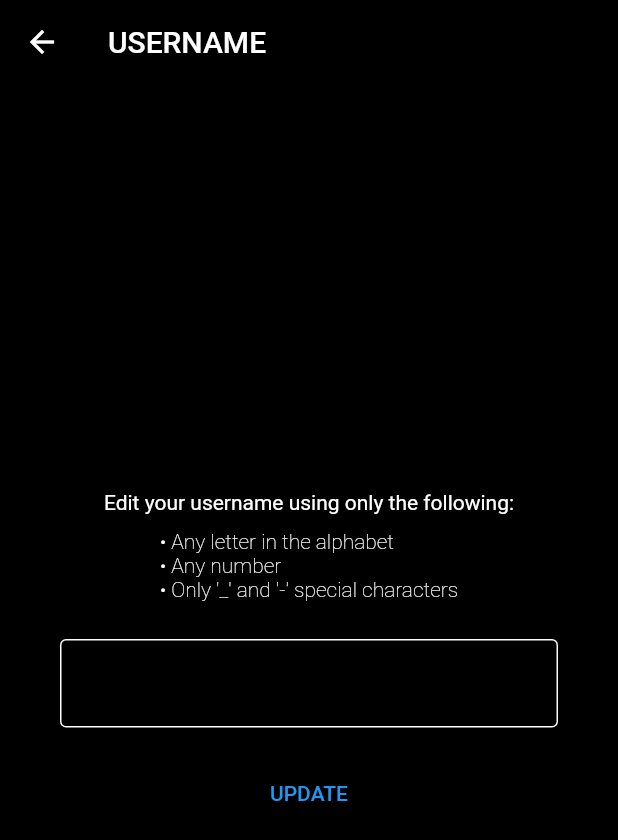
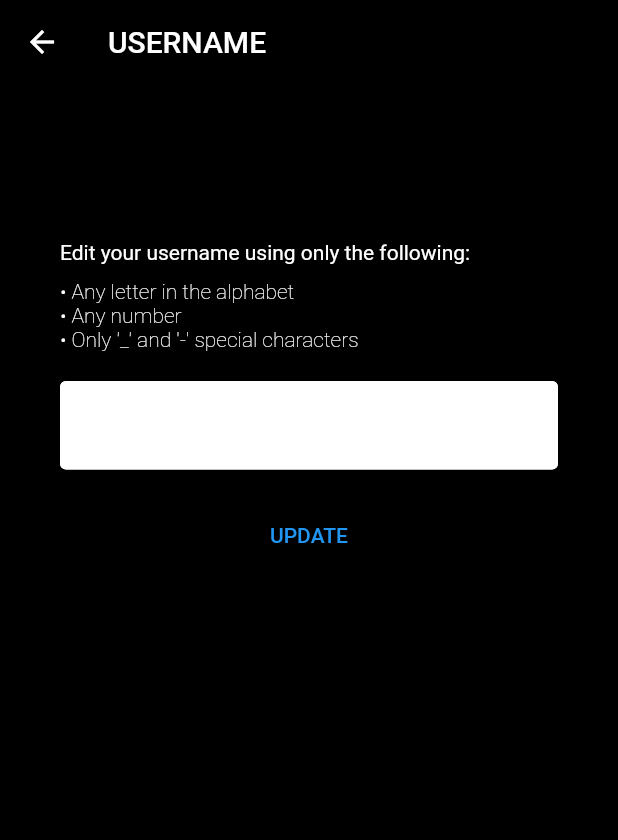
Before and after one commit to almanza1112/brick_hold_em, a Flutter app: the EditUsernamePage screen opened directly, on a phone screen of 412 x 824 dp. Shown: the top 840 px of the screen. Run offline on Flutter 3.47's test engine with Material 2 defaults, Android fonts, the phone set to English and light mode, and no system bars; our stand-ins replace carousel_slider, cloud_firestore, firebase_auth, firebase_core, firebase_database, firebase_storage and 4 more; missing offline and left inert: flame, flutter_facebook_auth; accounts and stored records are empty; network calls fail.

Commit message:
design update

```diff
--- a/lib/settings/edit_username_page.dart
+++ b/lib/settings/edit_username_page.dart
@@ -1,6 +1,8 @@
 import 'package:firebase_auth/firebase_auth.dart';
 import 'package:flutter/material.dart';
 import 'package:flutter/services.dart';
+import 'package:shared_preferences/shared_preferences.dart';
+import 'package:brick_hold_em/globals.dart' as globals;
 
 class EditUsernamePage extends StatefulWidget {
   _EditUsernamePageState createState() => _EditUsernamePageState();
@@ -8,8 +10,18 @@ class EditUsernamePage extends StatefulWidget {
 
 class _EditUsernamePageState extends State<EditUsernamePage> {
   String bullet = "\u2022";
+  bool visibleStatus = false;
   TextStyle ulTextStyle =
       const TextStyle(color: Colors.white, fontWeight: FontWeight.w200);
+
+  var usernameController = TextEditingController();
+
+  @override
+  void initState() {
+    super.initState();
+    getUsername();
+  }
+
   @override
   Widget build(BuildContext context) {
     return Scaffold(
@@ -24,18 +36,42 @@ class _EditUsernamePageState extends State<EditUsernamePage> {
           },
         ),
       ),
-      body: Padding(
-        padding: const EdgeInsets.all(40),
-        child: Column(
-          mainAxisAlignment: MainAxisAlignment.center,
+      body: ListView(
+        padding: const EdgeInsets.only(left: 40, right: 40),
         children: [
-            const Text(
+          AnimatedOpacity(
+            opacity: visibleStatus ? 1.0 : 0.0,
+            duration: const Duration(milliseconds: 500),
+            child: Center(
+              child: Container(
+                color: Colors.greenAccent[100],
+                child: Padding(
+                  padding: const EdgeInsets.all(15),
+                  child: Row(
+                    mainAxisSize: MainAxisSize.min,
+                    children: const [
+                      Icon(Icons.check, color: Colors.green),
+                      SizedBox(
+                        width: 10,
+                      ),
+                      Text(
+                        "Name changed succesuful!",
+                        style: TextStyle(color: Colors.green),
+                      )
+                    ],
+                  ),
+                ),
+              ),
+            ),
+          ),
+          const Padding(
+            padding: EdgeInsets.only(top: 50, bottom: 10),
+            child: Text(
               "Edit your username using only the following:",
               style: TextStyle(color: Colors.white),
             ),
-            Padding(
-              padding: const EdgeInsets.only(top: 10, bottom: 5),
-              child: Column(
+          ),
+          Column(
             crossAxisAlignment: CrossAxisAlignment.start,
             children: [
               Text(
@@ -52,17 +88,18 @@ class _EditUsernamePageState extends State<EditUsernamePage> {
               ),
             ],
           ),
-            ),
           Padding(
             padding: const EdgeInsets.only(top: 20, bottom: 20),
             child: TextFormField(
               inputFormatters: [
                 FilteringTextInputFormatter.allow(RegExp("[a-zA-Z0-9_.-]"))
               ],
-                initialValue: FirebaseAuth.instance.currentUser!.displayName,
-                style: const TextStyle(color: Colors.white),
-                cursorColor: Colors.white,
+              controller: usernameController,
+              style: const TextStyle(color: Colors.black),
+              cursorColor: Colors.black,
               decoration: const InputDecoration(
+                filled: true,
+                fillColor: Colors.white,
                 border: OutlineInputBorder(),
                 enabledBorder: OutlineInputBorder(
                   borderSide: BorderSide(color: Colors.white),
@@ -73,10 +110,22 @@ class _EditUsernamePageState extends State<EditUsernamePage> {
               ),
             ),
           ),
-            TextButton(onPressed: () {}, child: const Text("UPDATE")),
+          TextButton(onPressed: () {updateUsername();}, child: const Text("UPDATE")),
         ],
-        ),
       ),
     );
   }
+
+  getUsername() async {
+    SharedPreferences pref = await SharedPreferences.getInstance();
+    var username = pref.getString(globals.loggedInUserUsername);
+
+    setState(() {
+      usernameController = TextEditingController(text: username);
+    });
   }
+
+  updateUsername() {
+
+  }
+}
```
Also changed, not shown: lib/settings/edit_name_page.dart (+22 -25 lines). Lines whose indentation alone changed are shown as unchanged.
